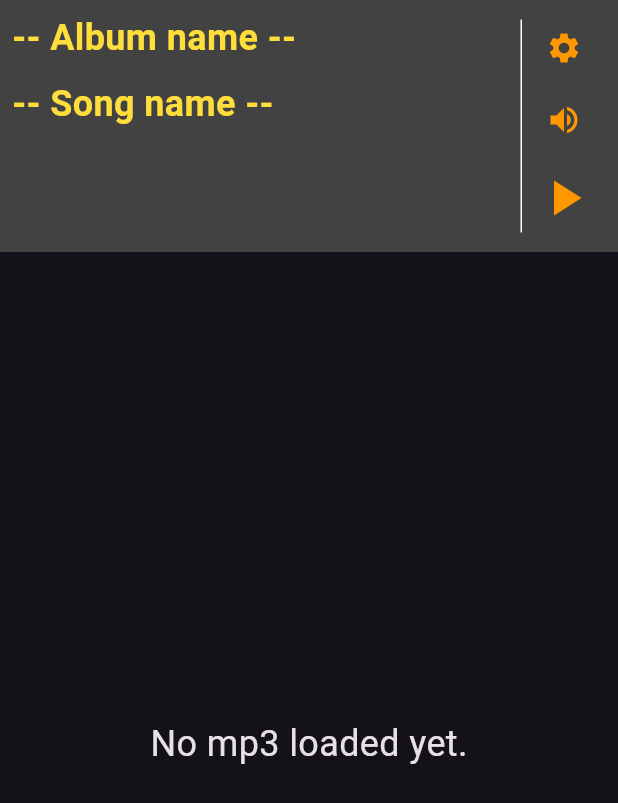
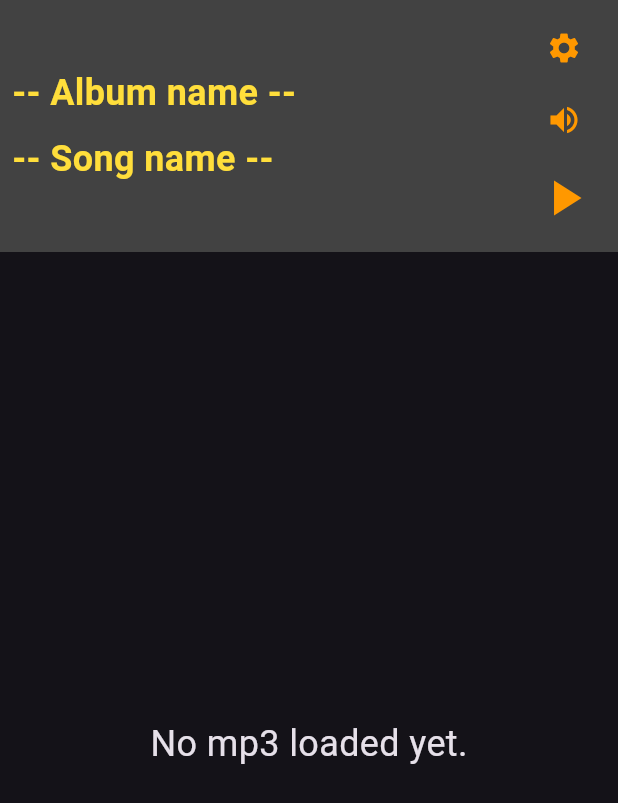
Before and after one commit to Movinghead333/flow_lyrix, a Flutter app: the screen it shows after launch, on a phone screen of 412 x 824 dp. Shown: the top 803 px of the screen. Run offline on Flutter 3.47's test engine with Material 3 defaults, Android fonts, the phone set to English and light mode, and no system bars; our stand-ins replace flutter_colorpicker, get_storage, just_audio, rxdart; missing offline and left inert: audio_session, christian_lyrics, flutter_media_metadata, receive_sharing_intent, sylt_parser; statements that could not run were skipped.

Commit message:
Adaptive custom appbar finished in version 0.13.2

```diff
--- a/lib/screens/show_lyrics_screen.dart
+++ b/lib/screens/show_lyrics_screen.dart
@@ -97,7 +97,6 @@
               color: appBarColor,
               child: Padding(
                 padding: const EdgeInsets.all(8.0),
-                child: IntrinsicHeight(
                 child: Row(
                   crossAxisAlignment: CrossAxisAlignment.center,
                   children: [
@@ -150,19 +149,20 @@
                       indent: 5,
                       endIndent: 5,
                     ),
-                      const SizedBox(
-                        width: 56,
-                        child: Column(
-                          crossAxisAlignment: CrossAxisAlignment.stretch,
-                          children: [
+                    Flex(
+                      direction: MediaQuery.of(context).orientation ==
+                              Orientation.portrait
+                          ? Axis.vertical
+                          : Axis.horizontal,
+                      mainAxisSize: MainAxisSize.min,
+                      crossAxisAlignment: CrossAxisAlignment.center,
+                      children: const [
                         SettingsButton(),
                         VolumeControlButton(),
                         PlayerStateInteractionButton(),
                       ],
                     ),
-                      ),
                   ],
-                  ),
                 ),
               ),
             ),
--- a/pubspec.yaml
+++ b/pubspec.yaml
@@ -1,7 +1,7 @@
 name: flow_lyrix
 description: An app for loading mp3 files and display the lyrics within those mp3 files based on timestamps.
 publish_to: "none"
-version: 0.13.1
+version: 0.13.2
 
 environment:
   sdk: ">=2.12.0 <3.0.0"
```
Lines whose indentation alone changed are shown as unchanged.
